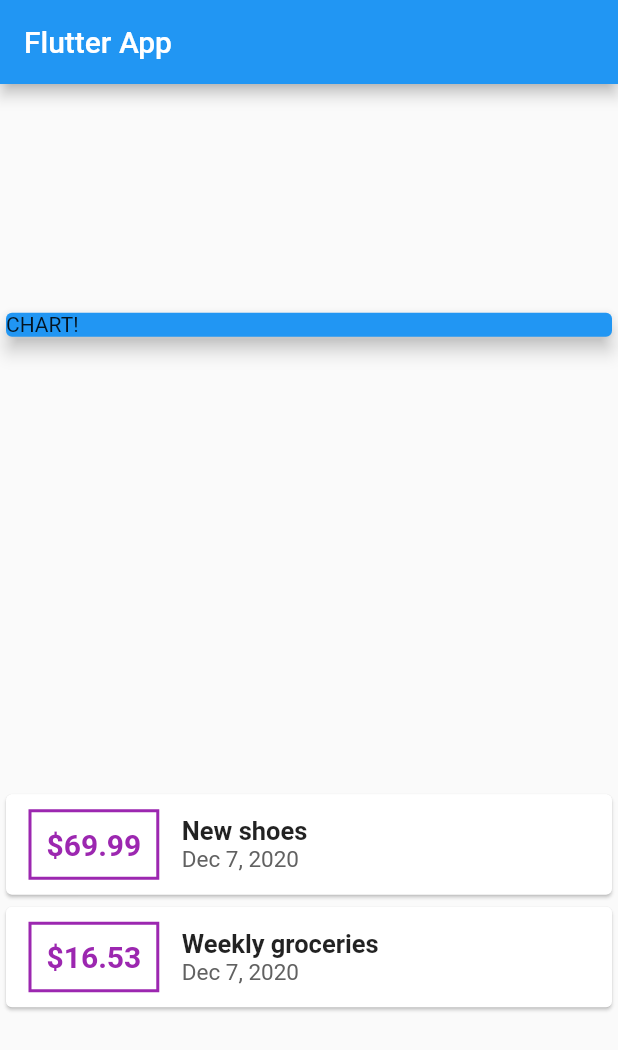
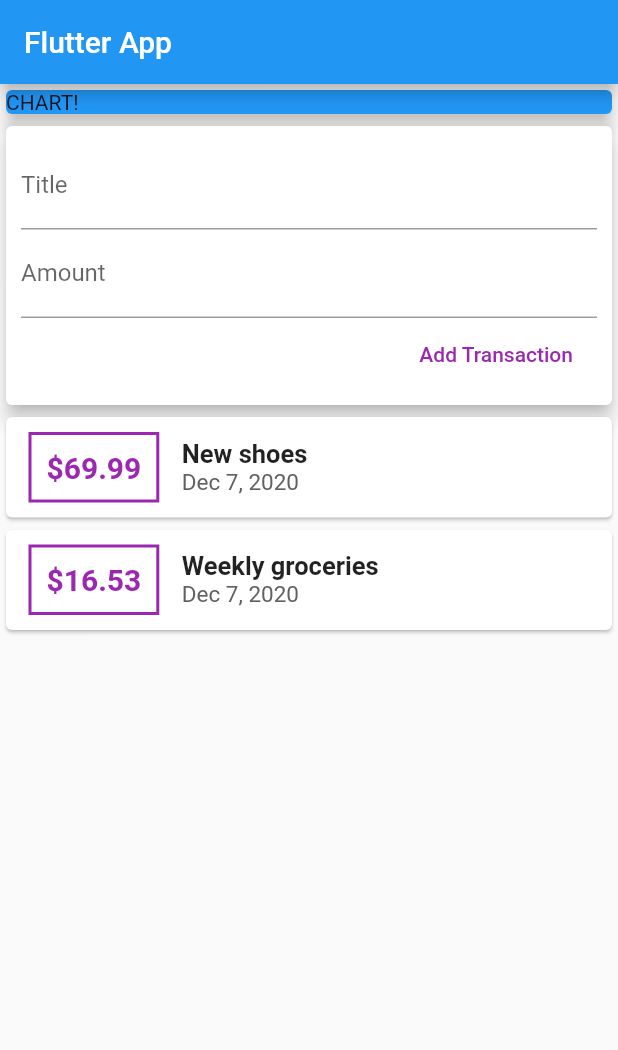
Before and after one commit to filipbart/Personal-Expenses-App-Flutter, a Flutter app: the screen it shows after launch, on a phone screen of 412 x 824 dp. Shown: the top 1050 px of the screen. Run offline on Flutter 3.47's test engine with Material 2 defaults, Android fonts, the phone set to English and light mode, and no system bars.

Commit message:
Added input form for user

```diff
--- a/lib/main.dart
+++ b/lib/main.dart
@@ -26,6 +26,12 @@ class HomePage extends StatelessWidget {
         date: DateTime.now())
   ];
 
+  String titleInput;
+  String amountInput;
+
+  final titleController = TextEditingController();
+  final amountController = TextEditingController();
+
   @override
   Widget build(BuildContext context) {
     return Scaffold(
@@ -33,7 +39,7 @@ class HomePage extends StatelessWidget {
         title: Text('Flutter App'),
       ),
       body: Column(
-        mainAxisAlignment: MainAxisAlignment.spaceAround,
+        mainAxisAlignment: MainAxisAlignment.start,
         crossAxisAlignment: CrossAxisAlignment.stretch,
         children: <Widget>[
           Container(
@@ -42,6 +48,32 @@ class HomePage extends StatelessWidget {
               color: Colors.blue,
               child: Text('CHART!'),
               elevation: 5,
+            ),
+          ),
+          Card(
+            elevation: 5,
+            child: Container(
+              padding: EdgeInsets.all(10),
+              child: Column(
+                crossAxisAlignment: CrossAxisAlignment.end,
+                children: [
+                  TextField(
+                    decoration: InputDecoration(labelText: 'Title'),
+                    controller: titleController,
+                  ),
+                  TextField(
+                    decoration: InputDecoration(labelText: 'Amount'),
+                    controller: amountController,
+                  ),
+                  FlatButton(
+                    onPressed: () {
+
+                    },
+                    child: Text('Add Transaction'),
+                    textColor: Colors.purple,
+                  )
+                ],
+              ),
             ),
           ),
           Column(
```
